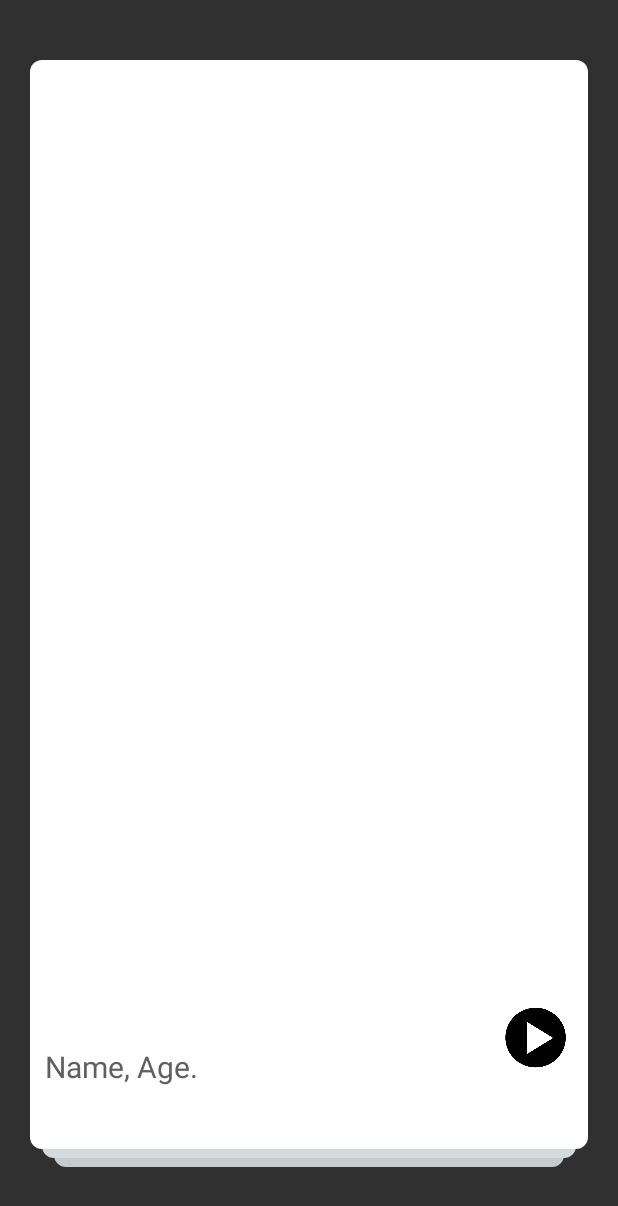
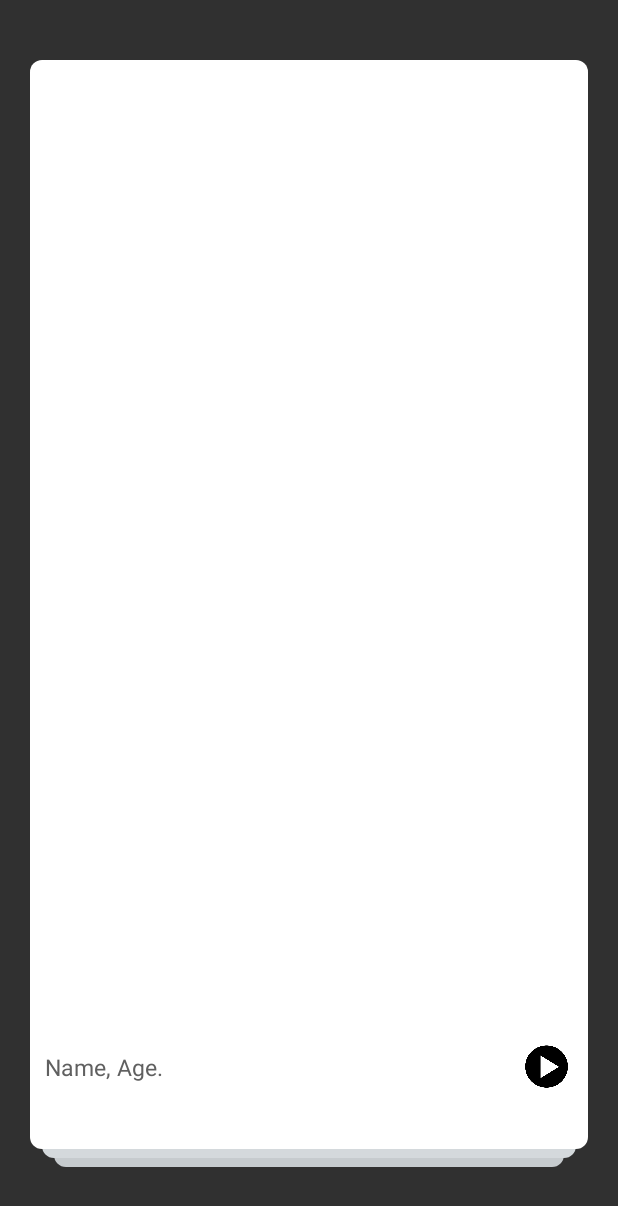
Before and after one commit to dev-world365/DSwipecards, an Android app: the layout item.xml on its own in the app's theme, with its tools: preview values and no code run, on a phone screen of 412 x 824 dp. Shown: the top 1206 px of the screen. Run offline under Robolectric (Android 15) with nearby library versions, the phone set to English and light mode, and no system bars.

Commit message:
Hide video button
1. Hide play video button when long details panel slides up, bring back
the button when the panel slides down
2. Change font size to be smaller to fit into s7 phone
3. Call toast twice to make it stay longer on screen to display facebook
name after user logins

```diff
--- a/app/src/main/java/com/example/dswipecards/LoginActivity.java
+++ b/app/src/main/java/com/example/dswipecards/LoginActivity.java
@@ -112,6 +112,7 @@ public class LoginActivity extends AppCompatActivity {
                                 e.printStackTrace();
                             }
                             Toast.makeText(LoginActivity.this, "Welcome " + user.name + "!", Toast.LENGTH_LONG).show();
+                            Toast.makeText(LoginActivity.this, "Welcome " + user.name + "!", Toast.LENGTH_LONG).show();
 //                            Intent intent = new Intent(LoginActivity.this, LogoutActivity.class);
                             Intent intent = new Intent(LoginActivity.this, MainActivity.class);
                             startActivity(intent);
--- a/app/src/main/res/layout/item.xml
+++ b/app/src/main/res/layout/item.xml
@@ -102,13 +102,14 @@
                 android:layout_weight="1"
                 android:gravity="start|center_vertical"
                 android:textColor="#606060"
-                android:textSize="20sp"
+                android:textSize="15sp"
                 tools:text="Name, Age." />
 
             <ImageButton
                 android:id="@+id/play_video_button"
-                android:layout_width="50dp"
-                android:layout_height="50dp"
+                android:layout_width="35dp"
+                android:layout_height="35dp"
+                android:layout_gravity="center"
                 android:background="@drawable/play" />
 
         </LinearLayout>
@@ -132,32 +133,32 @@
             android:id="@+id/long_name_age"
             android:layout_width="match_parent"
             android:layout_height="wrap_content"
-            android:textColor="#606060"
-            android:textSize="20sp"
+            android:textColor="#1a1919"
+            android:textSize="15sp"
             android:text="Johnny, 29"/>
 
         <TextView
             android:id="@+id/work_study_location"
             android:layout_width="match_parent"
             android:layout_height="wrap_content"
-            android:textColor="#606060"
-            android:textSize="20sp"
+            android:textColor="#a7a2a2"
+            android:textSize="13sp"
             android:text="UNSW"/>
 
         <TextView
             android:id="@+id/distance_away"
             android:layout_width="match_parent"
             android:layout_height="wrap_content"
-            android:textColor="#bababa"
-            android:textSize="18sp"
-            android:text="1 km away"/>
+            android:text="1 km away"
+            android:textColor="#c4bebe"
+            android:textAppearance="@style/TextAppearance.AppCompat.Caption" />
 
         <TextView
             android:id="@+id/separator"
             android:layout_marginTop="5dp"
             android:layout_marginBottom="5dp"
             android:layout_width="match_parent"
-            android:layout_height="5px"
+            android:layout_height="2px"
             android:text=" "
             android:background="#e4e4e4"/>
 
@@ -166,7 +167,7 @@
             android:layout_width="match_parent"
             android:layout_height="100dp"
             android:textColor="#7e7e7e"
-            android:textSize="18sp"
+            android:textSize="14sp"
             android:gravity="center_vertical"
             android:text="I love coffee."/>
 
@@ -175,7 +176,7 @@
             android:layout_marginTop="5dp"
             android:layout_marginBottom="5dp"
             android:layout_width="match_parent"
-            android:layout_height="5px"
+            android:layout_height="2px"
             android:text=" "
             android:background="#e4e4e4" />
 
```
Also changed, not shown: app/src/main/java/com/example/dswipecards/MainActivity.java (+13 -6 lines).
